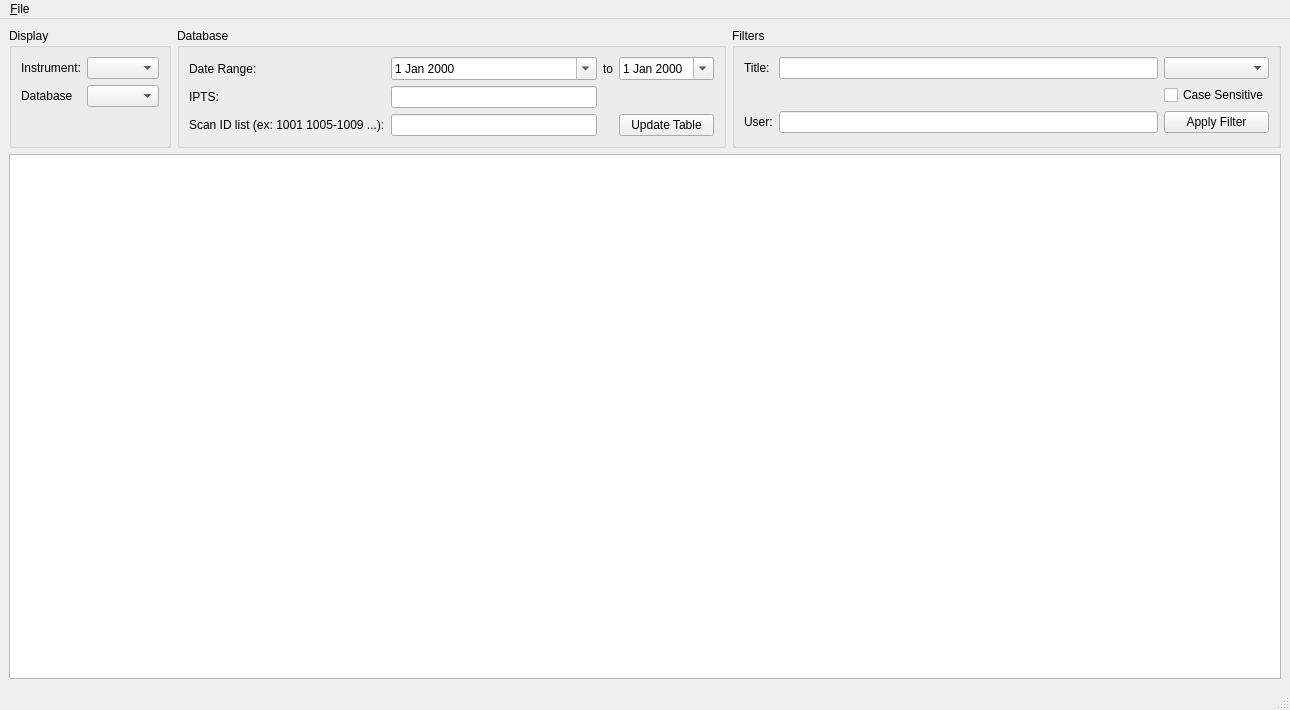
Old version of the form journals/view/ui/journal_design.ui in the repository marshallmcdonnell/journals.
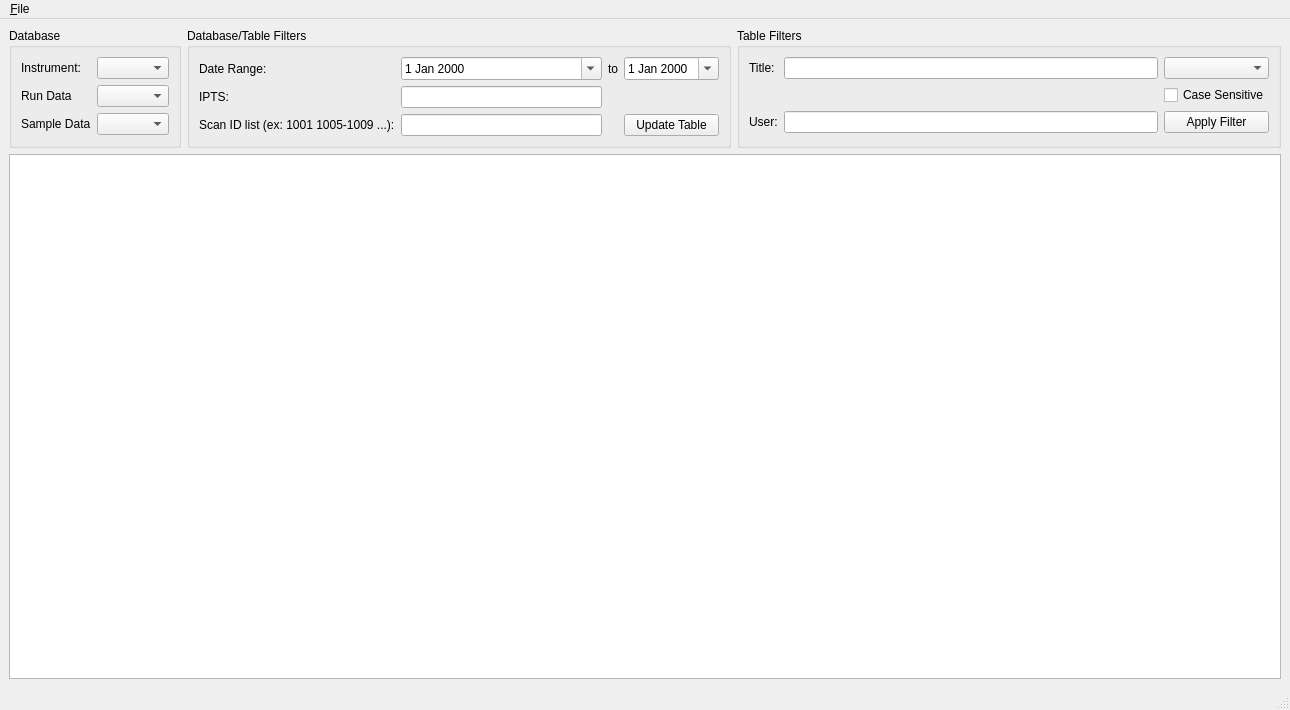
New version of the form.

Commit message: Updated interface and connecting to multiple instruments. Working on a bug with circular call: createSortFilters <-> pullFromRunDatabase in app.py

```diff
--- a/journals/view/ui/journal_design.ui
+++ b/journals/view/ui/journal_design.ui
@@ -18,7 +18,7 @@
     <item row="1" column="2">
      <widget class="QGroupBox" name="filterGroupBox">
       <property name="title">
-       <string>Filters</string>
+       <string>Table Filters</string>
       </property>
       <layout class="QGridLayout" name="gridLayout_3">
        <item row="1" column="2">
@@ -70,9 +70,25 @@
     <item row="1" column="0">
      <widget class="QGroupBox" name="displayGroupBox">
       <property name="title">
-       <string>Display</string>
+       <string>Database</string>
       </property>
       <layout class="QFormLayout" name="formLayout">
+       <property name="fieldGrowthPolicy">
+        <enum>QFormLayout::AllNonFixedFieldsGrow</enum>
+       </property>
+       <item row="0" column="1">
+        <widget class="QComboBox" name="instrumentComboBox"/>
+       </item>
+       <item row="1" column="0">
+        <widget class="QLabel" name="runDatabaseLabel">
+         <property name="text">
+          <string>Run Data</string>
+         </property>
+        </widget>
+       </item>
+       <item row="1" column="1">
+        <widget class="QComboBox" name="runDatabaseComboBox"/>
+       </item>
        <item row="0" column="0">
         <widget class="QLabel" name="instrumentLabel">
          <property name="text">
@@ -83,18 +99,15 @@
          </property>
         </widget>
        </item>
-       <item row="0" column="1">
-        <widget class="QComboBox" name="instrumentComboBox"/>
-       </item>
-       <item row="1" column="0">
-        <widget class="QLabel" name="databaseLabel">
+       <item row="2" column="0">
+        <widget class="QLabel" name="sampleDatabaseLabel">
          <property name="text">
-          <string>Database</string>
+          <string>Sample Data</string>
          </property>
         </widget>
        </item>
-       <item row="1" column="1">
-        <widget class="QComboBox" name="databaseComboBox"/>
+       <item row="2" column="1">
+        <widget class="QComboBox" name="sampleDatabaseComboBox"/>
        </item>
       </layout>
      </widget>
@@ -105,7 +118,7 @@
     <item row="1" column="1">
      <widget class="QGroupBox" name="databaseGroupBox">
       <property name="title">
-       <string>Database</string>
+       <string>Database/Table Filters</string>
       </property>
       <layout class="QGridLayout" name="gridLayout">
        <item row="1" column="4">
```
The commit also changes 4 other files.
